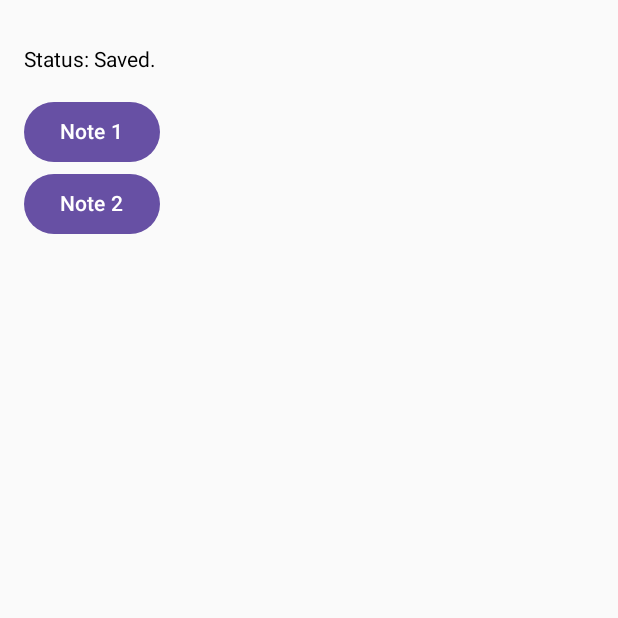
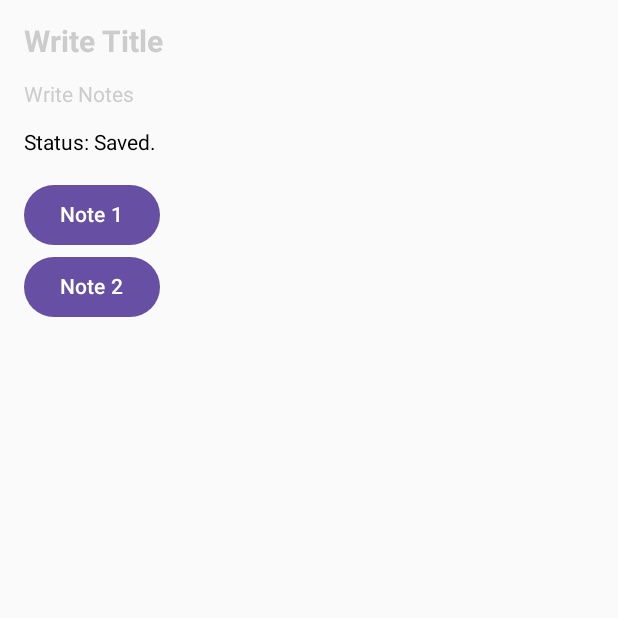
Before and after one commit to MarmsyShorby/Notiqa, an Android app built with Jetpack Compose: the screen it shows after launch (MainActivity), on a phone screen of 412 x 824 dp, the top half of it. Run offline under Robolectric (Android 15) with nearby library versions, the phone set to English and light mode, and no system bars.

Commit message:
Title + Note Switching

```diff
--- a/app/src/main/java/com/example/helloworld/MainActivity.kt
+++ b/app/src/main/java/com/example/helloworld/MainActivity.kt
@@ -1,6 +1,7 @@
 package com.example.helloworld
 
 
+import android.R
 import android.os.Bundle
 import androidx.activity.ComponentActivity
 import androidx.activity.compose.setContent
@@ -32,12 +33,20 @@ enum class SaveStatus {
     NOT_SAVED, SAVING, SAVED
 }
 
+data class Note(
+    val title: String,
+    val content: String
+)
+
 @Composable
 fun NoteTaking(){
-    val notes = remember { mutableStateListOf("", "") }
+    val notes = remember { mutableStateListOf(
+        Note("", ""),
+        Note("", "")
+    ) }
     var noteIndexCurrent by remember { mutableIntStateOf(0) }
 
-    var saveState = remember { mutableStateOf(SaveStatus.NOT_SAVED) }
+    val saveState = remember { mutableStateOf(SaveStatus.NOT_SAVED) }
 
 
     Column(
@@ -45,12 +54,49 @@ fun NoteTaking(){
             .fillMaxSize()
             .padding(16.dp)
     ) {
-        BasicTextField(
-            value = notes[noteIndexCurrent],
-            onValueChange = {
-                notes[noteIndexCurrent] = it
+        Box(//Title
+            modifier = Modifier
+                .fillMaxWidth()
+        ){
+            if(notes[noteIndexCurrent].title.isEmpty()){
+                Text("Write Title", color = Color.LightGray, fontSize = 20.sp, fontWeight = FontWeight.Bold)
             }
-        )
+
+
+            BasicTextField(
+                value = notes[noteIndexCurrent].title,
+                onValueChange = {
+                    notes[noteIndexCurrent] = notes[noteIndexCurrent].copy(title = it)
+                },
+                textStyle = TextStyle(fontWeight = FontWeight.Bold, fontSize = 20.sp)
+            )
+        }
+
+
+        Spacer(modifier = Modifier.height(16.dp))
+
+
+
+        Box(//Content/Body
+            modifier = Modifier
+                .fillMaxWidth()
+        ){
+            if(notes[noteIndexCurrent].content.isEmpty()){
+                Text("Write Notes", color = Color.LightGray)
+            }
+
+
+            BasicTextField(
+                value = notes[noteIndexCurrent].content,
+                onValueChange = {
+                    notes[noteIndexCurrent] = notes[noteIndexCurrent].copy(content = it)
+                }
+            )
+        }
+
+
+        Spacer(modifier = Modifier.height(16.dp))
+
 
         LaunchedEffect(notes[noteIndexCurrent]) {
             saveState.value = SaveStatus.SAVING
@@ -66,7 +112,9 @@ fun NoteTaking(){
             }
         )
 
+
         Spacer(modifier = Modifier.height(16.dp))
+
 
         Button(onClick = {
             noteIndexCurrent = 0
```
